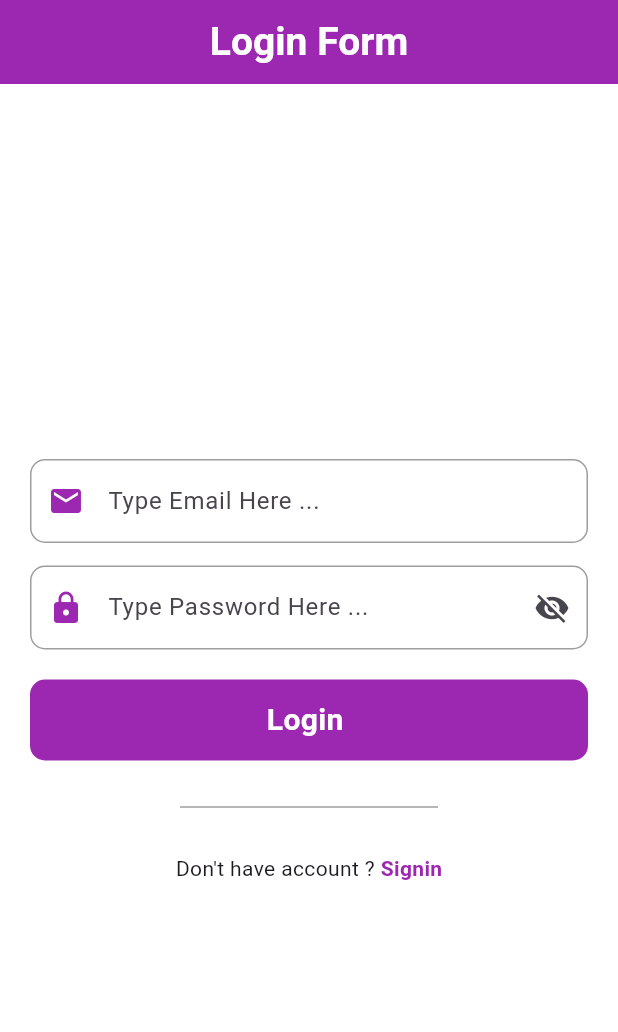
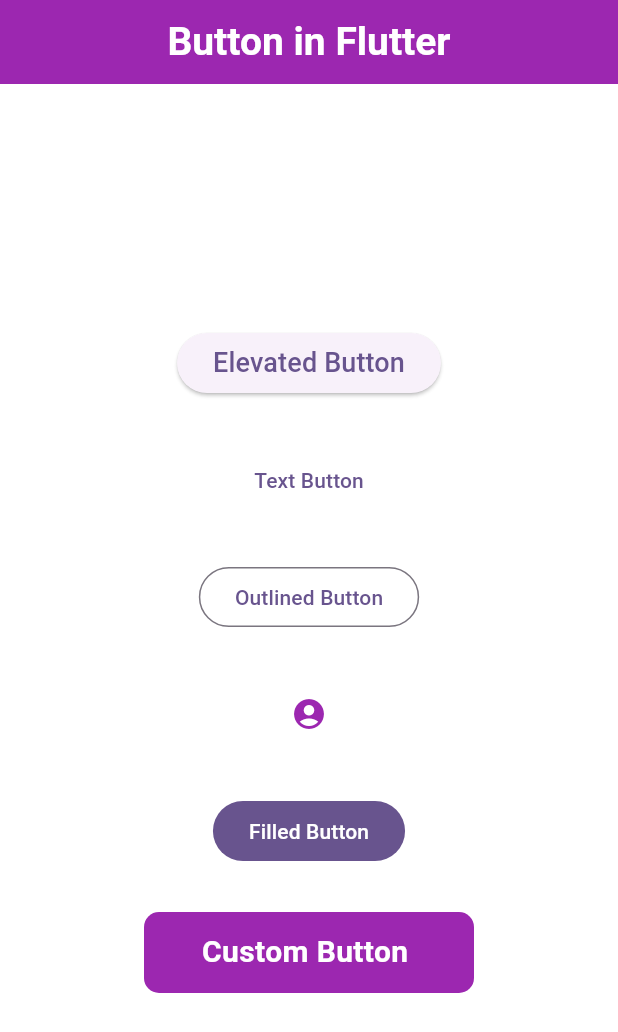
Before and after one commit to HaiderAli228/Flutter-Components, a Flutter app: the screen it shows after launch, on a phone screen of 412 x 824 dp. Shown: the top 1032 px of the screen. Run offline on Flutter 3.47's test engine with Material 3 defaults, Android fonts, the phone set to English and light mode, and no system bars; our stand-ins replace form_field_validator.

Commit message:
adding the button and it types

```diff
--- /dev/null
+++ b/lib/button.dart
@@ -0,0 +1,112 @@
+import 'package:flutter/material.dart';
+
+class FlutterButton extends StatefulWidget {
+  const FlutterButton({super.key});
+
+  @override
+  State<FlutterButton> createState() => _FlutterButtonState();
+}
+
+class _FlutterButtonState extends State<FlutterButton> {
+  void showMsg(String message) {
+    ScaffoldMessenger.of(context).showSnackBar(
+      SnackBar(content: Text(message)),
+    );
+  }
+
+  @override
+  Widget build(BuildContext context) {
+    return Scaffold(
+      backgroundColor: Colors.white,
+      appBar: AppBar(
+        centerTitle: true,
+        backgroundColor: Colors.purple,
+        title: Text(
+          "Button in Flutter",
+          style: TextStyle(
+              color: Colors.white, fontWeight: FontWeight.bold, fontSize: 26),
+        ),
+      ),
+      body: Padding(
+        padding: const EdgeInsets.all(20.0),
+        child: Center(
+          child: Column(
+            mainAxisAlignment: MainAxisAlignment.center,
+            crossAxisAlignment: CrossAxisAlignment.center,
+            children: [
+              ElevatedButton(
+                  onPressed: () {
+                    showMsg("Elevated Button Pressed");
+                  },
+                  child: Text(
+                    "Elevated Button",
+                    style: TextStyle(fontSize: 18),
+                  )),
+              SizedBox(
+                height: 30,
+              ),
+              TextButton(
+                  onPressed: () {
+                    showMsg("Text Button Pressed");
+                  },
+                  child: Text(
+                    "Text Button",
+                  )),
+              SizedBox(
+                height: 30,
+              ),
+              OutlinedButton(
+                  onPressed: () {
+                    showMsg("Outlined Button Pressed");
+                  },
+                  child: Text("Outlined Button")),
+              SizedBox(
+                height: 30,
+              ),
+              IconButton(
+                  onPressed: () {
+                    showMsg("Icons Button Pressed");
+                  },
+                  icon: Icon(
+                    Icons.account_circle,
+                    color: Colors.purple,
+                  )),
+              SizedBox(
+                height: 30,
+              ),
+              FilledButton(
+                  onPressed: () {
+                    showMsg("Filled Button Pressed");
+                  },
+                  child: Text("Filled Button")),
+              SizedBox(
+                height: 30,
+              ),
+              InkWell(
+                onTap: () {
+                  showMsg("Custom Button Pressed");
+                },
+                child: Container(
+                  height: 54,
+                  width: 220,
+                  decoration: BoxDecoration(
+                      color: Colors.purple,
+                      borderRadius: BorderRadius.all(Radius.circular(10))),
+                  alignment: Alignment.center,
+                  padding: EdgeInsets.all(6),
+                  child: Text(
+                    "Custom Button ",
+                    style: TextStyle(
+                        color: Colors.white,
+                        fontWeight: FontWeight.bold,
+                        fontSize: 20),
+                  ),
+                ),
+              ),
+            ],
+          ),
+        ),
+      ),
+    );
+  }
+}
--- a/lib/login_page_with_validation.dart
+++ b/lib/login_page_with_validation.dart
@@ -1,5 +1,4 @@
 import 'package:flutter/material.dart';
-import 'package:flutter_components/Basic%20Widgets/Congratulation.dart';
 import 'package:form_field_validator/form_field_validator.dart';
 
 class LoginForm extends StatefulWidget {
--- a/lib/main.dart
+++ b/lib/main.dart
@@ -1,6 +1,6 @@
 import 'package:flutter/material.dart';
+import 'package:flutter_components/button.dart';
 
-import 'login_page_with_validation.dart';
 
 void main() {
   runApp(const MyApp());
@@ -18,7 +18,7 @@ class MyApp extends StatelessWidget {
         colorScheme: ColorScheme.fromSeed(seedColor: Colors.deepPurple),
         useMaterial3: true,
       ),
-      home:  LoginForm(),
+      home:  FlutterButton(),
     );
   }
 }
```
